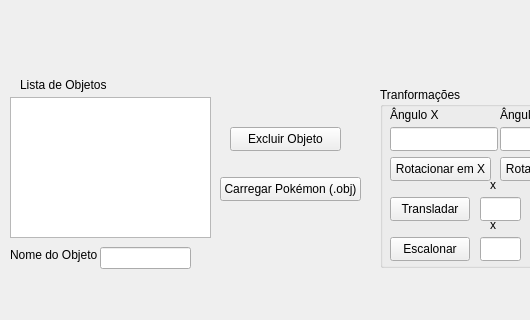
Old version of the form mainwindow.ui in the repository PauloHenriqueMedeiros/ComputacaoGrafica; both pictures show x 0 to 530 and y 393 to 713 of the 947 by 713 pixel window.
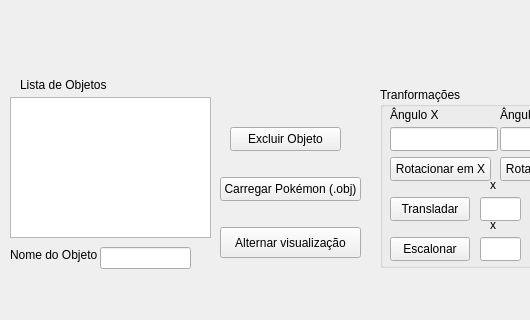
New version of the form.

The edit to the form file:
```diff
--- a/mainwindow.ui
+++ b/mainwindow.ui
@@ -653,6 +653,19 @@
      </property>
     </widget>
    </widget>
+   <widget class="QPushButton" name="pushButton_alternar_projecao">
+    <property name="geometry">
+     <rect>
+      <x>220</x>
+      <y>620</y>
+      <width>141</width>
+      <height>31</height>
+     </rect>
+    </property>
+    <property name="text">
+     <string>Alternar visualização</string>
+    </property>
+   </widget>
   </widget>
   <widget class="QMenuBar" name="menubar">
    <property name="geometry">
```
Left out of the diff: 2 changed lines with no effect on the pictures.
